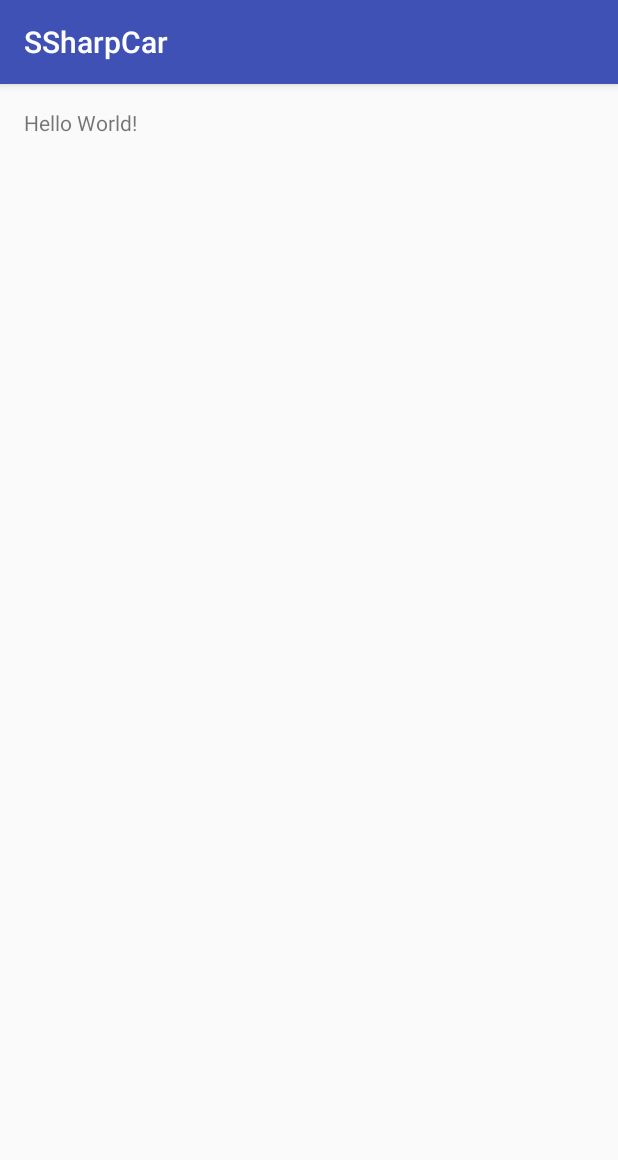
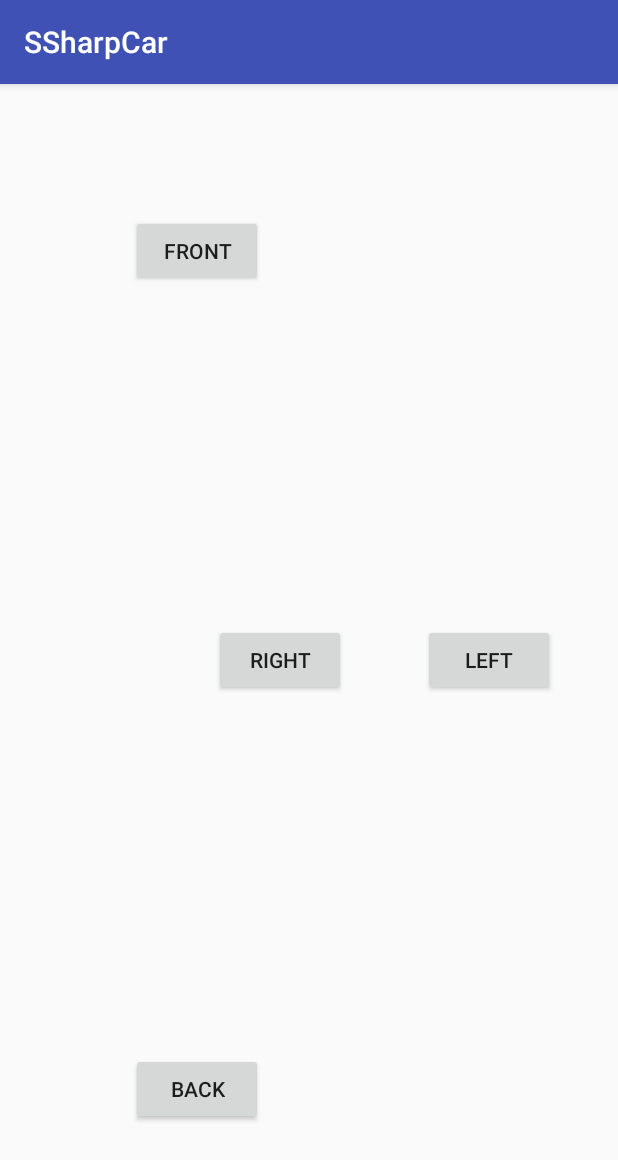
Before and after one commit to somacar/somacar, an Android app: the screen it shows after launch (MenuActivity), on a phone screen of 412 x 824 dp. Shown: the top 1160 px of the screen. Run offline under Robolectric (Android 15) with nearby library versions, the phone set to English and light mode, and no system bars.

Commit message:
Activity Layout Commit

```diff
--- a/Android/SSharpCar/app/src/main/res/layout/activity_menu.xml
+++ b/Android/SSharpCar/app/src/main/res/layout/activity_menu.xml
@@ -6,6 +6,40 @@
     android:paddingTop="@dimen/activity_vertical_margin"
     android:paddingBottom="@dimen/activity_vertical_margin" tools:context=".MenuActivity">
 
-    <TextView android:text="Hello World!" android:layout_width="wrap_content"
-        android:layout_height="wrap_content" />
+    <Button
+        android:layout_width="wrap_content"
+        android:layout_height="wrap_content"
+        android:text="Front"
+        android:id="@+id/button"
+        android:layout_alignParentTop="true"
+        android:layout_alignParentStart="true"
+        android:layout_marginStart="71dp"
+        android:layout_marginTop="71dp" />
+
+    <Button
+        android:layout_width="wrap_content"
+        android:layout_height="wrap_content"
+        android:text="Back"
+        android:id="@+id/button2"
+        android:layout_alignParentBottom="true"
+        android:layout_alignStart="@+id/button"
+        android:layout_marginBottom="58dp" />
+
+    <Button
+        android:layout_width="wrap_content"
+        android:layout_height="wrap_content"
+        android:text="Right"
+        android:id="@+id/button3"
+        android:layout_centerVertical="true"
+        android:layout_toStartOf="@+id/button4"
+        android:layout_marginEnd="51dp" />
+
+    <Button
+        android:layout_width="wrap_content"
+        android:layout_height="wrap_content"
+        android:text="Left"
+        android:id="@+id/button4"
+        android:layout_marginEnd="26dp"
+        android:layout_alignTop="@+id/button3"
+        android:layout_alignParentEnd="true" />
 </RelativeLayout>
```
